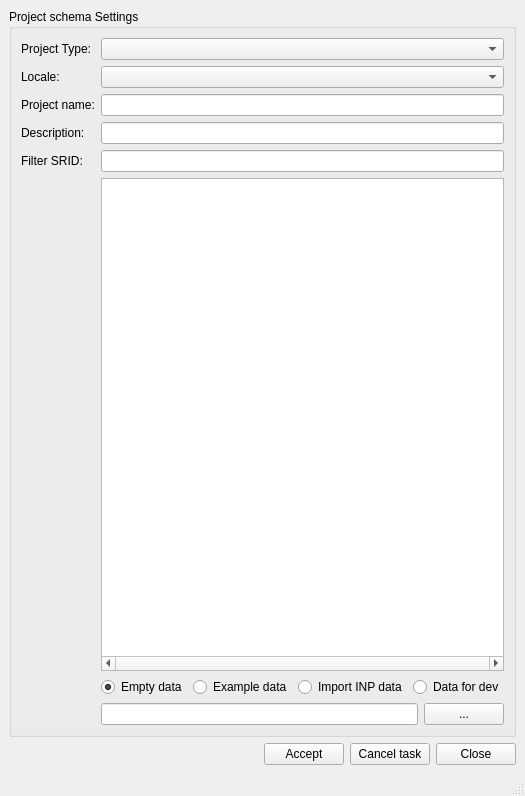
First picture: the form in core/ui/admin/admin_dbproject.ui, repository Giswater/giswater_qgis_plugin, before the edit.
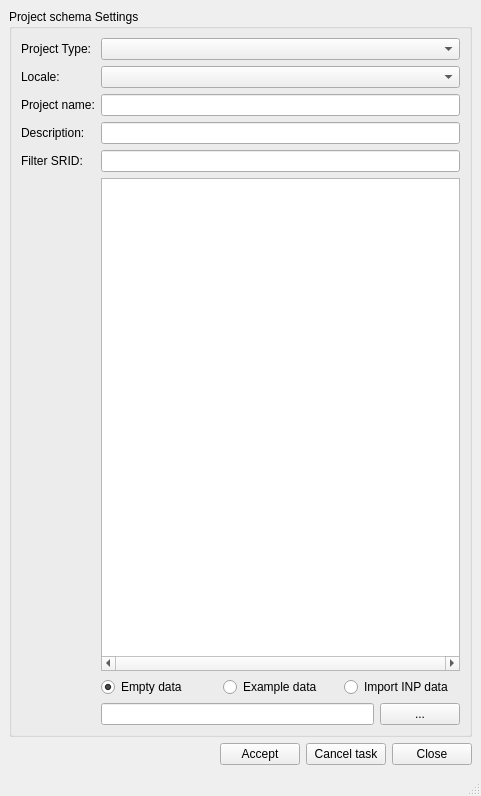
Second picture: the form after the edit.

Commit message: Remove "Data for dev" radiobutton in create schema dialog

The edit to the form file:
```diff
--- a/core/ui/admin/admin_dbproject.ui
+++ b/core/ui/admin/admin_dbproject.ui
@@ -116,13 +116,6 @@
            </property>
           </widget>
          </item>
-         <item>
-          <widget class="QRadioButton" name="rdb_sample_dev">
-           <property name="text">
-            <string>Data for dev</string>
-           </property>
-          </widget>
-         </item>
         </layout>
        </item>
        <item row="0" column="0">
```
Left out of the diff: 1 changed line with no effect on the pictures. The commit also changes 2 other files.
